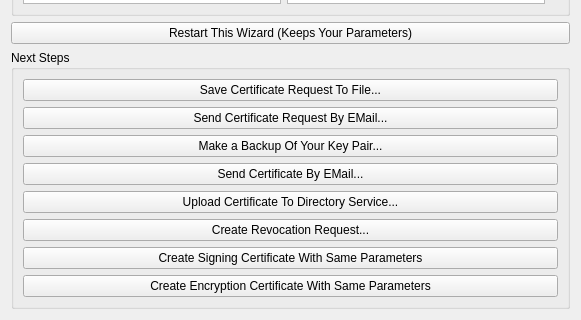
This is src/newcertificatewizard/resultpage.ui in sensama/kleopatra as Qt 5 draws it before an edit; both pictures show x 0 to 581 and y 365 to 685 of the 581 by 685 pixel window. The edited form follows.
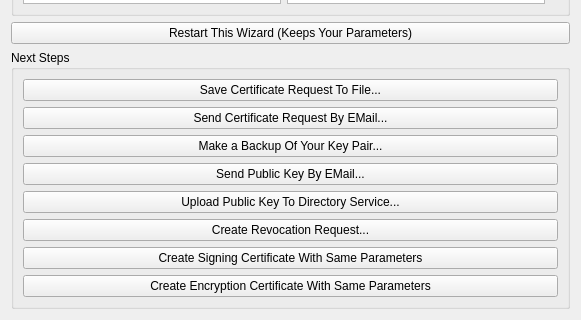
This is the edited form. Custom widgets are drawn as their Qt base class.

Commit message:
Change some more wording away from Certificate
Mostly for the newcertificatewizard. We use Key Pair or
key pair now if we can't avoid it.

Sometimes we use _public_ key to make it clear that it is
intended to be published.

The wording OpenPGP Certificate never gained traction and is
confusing to most users it's also not consistent in Kleo itself.

This also removes the placebo text entry field in the key creation
wizard as users were very confused by that and it does not really
do something.

What changed in the file:
```diff
--- a/src/newcertificatewizard/resultpage.ui
+++ b/src/newcertificatewizard/resultpage.ui
@@ -72,14 +72,14 @@
       <item>
        <widget class="QPushButton" name="sendCertificateByEMailPB" >
         <property name="text" >
-         <string>Send Certificate By EMail...</string>
+         <string>Send Public Key By EMail...</string>
         </property>
        </widget>
       </item>
       <item>
        <widget class="QPushButton" name="uploadToKeyserverPB" >
         <property name="text" >
-         <string>Upload Certificate To Directory Service...</string>
+         <string>Upload Public Key To Directory Service...</string>
         </property>
        </widget>
       </item>
```
The commit also changes 8 other files.
